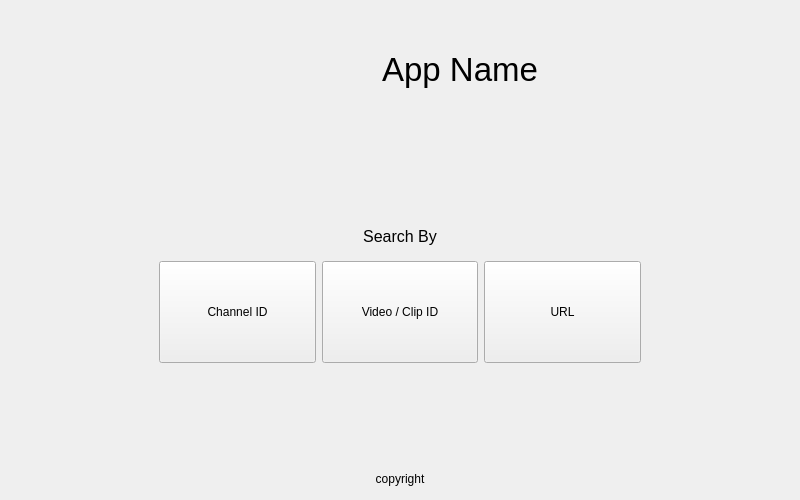
Above: resources/ui/home.ui from devhotteok/TwitchLink before the change. Below: the same form after it.
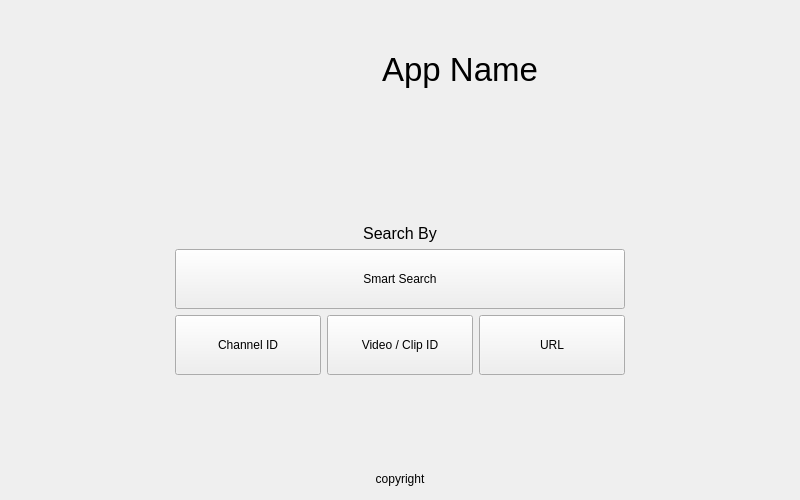
That is the form after the change. Icons and pictures are not drawn.

```diff
--- a/resources/ui/home.ui
+++ b/resources/ui/home.ui
@@ -90,19 +90,9 @@
      </layout>
     </widget>
    </item>
-   <item>
-    <spacer name="verticalSpacer_1">
-     <property name="orientation">
-      <enum>Qt::Vertical</enum>
-     </property>
-     <property name="sizeHint" stdset="0">
-      <size>
-       <width>0</width>
-       <height>30</height>
-      </size>
-     </property>
-    </spacer>
-   </item>
+   <item alignment="Qt::AlignHCenter|Qt::AlignVCenter">
+    <widget class="QWidget" name="searchMenuArea" native="true">
+     <layout class="QVBoxLayout" name="searchMenuAreaLayout">
    <item>
     <widget class="QLabel" name="searchLabel">
      <property name="sizePolicy">
@@ -130,8 +120,21 @@
      </property>
     </widget>
    </item>
-   <item alignment="Qt::AlignHCenter">
-    <widget class="QWidget" name="menuArea" native="true">
+      <item>
+       <widget class="QPushButton" name="smartSearchButton">
+        <property name="minimumSize">
+         <size>
+          <width>0</width>
+          <height>60</height>
+         </size>
+        </property>
+        <property name="text">
+         <string>Smart Search</string>
+        </property>
+       </widget>
+      </item>
+      <item>
+       <widget class="QWidget" name="searchModeArea" native="true">
      <property name="sizePolicy">
       <sizepolicy hsizetype="Fixed" vsizetype="Fixed">
        <horstretch>0</horstretch>
@@ -140,13 +143,25 @@
      </property>
      <property name="minimumSize">
       <size>
-       <width>500</width>
-       <height>120</height>
-      </size>
-     </property>
-     <layout class="QHBoxLayout" name="menuAreaLayout">
+          <width>450</width>
+          <height>60</height>
+         </size>
+        </property>
+        <layout class="QHBoxLayout" name="searchModeAreaLayout">
+         <property name="leftMargin">
+          <number>0</number>
+         </property>
+         <property name="topMargin">
+          <number>0</number>
+         </property>
+         <property name="rightMargin">
+          <number>0</number>
+         </property>
+         <property name="bottomMargin">
+          <number>0</number>
+         </property>
       <item>
-       <widget class="QPushButton" name="channel_id">
+          <widget class="QPushButton" name="channelSearchButton">
         <property name="sizePolicy">
          <sizepolicy hsizetype="Minimum" vsizetype="Minimum">
           <horstretch>0</horstretch>
@@ -159,7 +174,7 @@
        </widget>
       </item>
       <item>
-       <widget class="QPushButton" name="video_id">
+          <widget class="QPushButton" name="videoClipSearchButton">
         <property name="sizePolicy">
          <sizepolicy hsizetype="Minimum" vsizetype="Minimum">
           <horstretch>0</horstretch>
@@ -172,7 +187,7 @@
        </widget>
       </item>
       <item>
-       <widget class="QPushButton" name="video_url">
+          <widget class="QPushButton" name="urlSearchButton">
         <property name="sizePolicy">
          <sizepolicy hsizetype="Minimum" vsizetype="Minimum">
           <horstretch>0</horstretch>
@@ -187,18 +202,8 @@
      </layout>
     </widget>
    </item>
-   <item>
-    <spacer name="verticalSpacer_2">
-     <property name="orientation">
-      <enum>Qt::Vertical</enum>
-     </property>
-     <property name="sizeHint" stdset="0">
-      <size>
-       <width>0</width>
-       <height>20</height>
-      </size>
-     </property>
-    </spacer>
+     </layout>
+    </widget>
    </item>
    <item>
     <widget class="QLabel" name="copyright">
```
Lines whose indentation alone changed are shown as unchanged.
